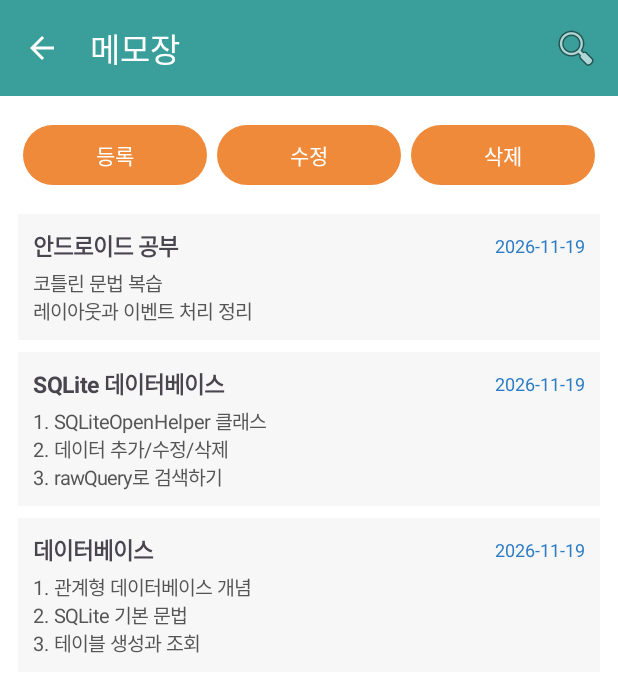
After one commit to Jeonghanbee0652/Kotlin-Android, an Android app: the MemoActivity screen opened directly, with no data from a screen before it, on a phone screen of 412 x 824 dp. The commit adds this screen. Shown: the top 692 px of the screen. Run offline under Robolectric (Android 15) with nearby library versions, the phone set to English and light mode, and no system bars.

Commit message:
10번 문제 완료

```diff
--- a/BookMarket/app/src/main/AndroidManifest.xml
+++ b/BookMarket/app/src/main/AndroidManifest.xml
@@ -27,6 +27,7 @@
         <activity android:name=".CartActivity" />
         <activity android:name=".ShippingActivity" />
         <activity android:name=".OrderActivity" />
+        <activity android:name=".MemoActivity" />
     </application>
 
 </manifest>
--- /dev/null
+++ b/BookMarket/app/src/main/java/com/example/bookmarket/MemoActivity.kt
@@ -0,0 +1,216 @@
+package com.example.bookmarket
+
+import android.graphics.Typeface
+import android.os.Bundle
+import android.view.Gravity
+import android.view.Menu
+import android.view.View
+import android.view.ViewGroup
+import android.widget.Button
+import android.widget.EditText
+import android.widget.LinearLayout
+import android.widget.TextView
+import android.widget.Toast
+import androidx.activity.enableEdgeToEdge
+import androidx.appcompat.app.AlertDialog
+import androidx.appcompat.app.AppCompatActivity
+import androidx.appcompat.widget.SearchView
+
+class MemoActivity : AppCompatActivity() {
+
+    private lateinit var dbHelper: MemoDbHelper
+    private lateinit var memoContainer: LinearLayout
+    private lateinit var tvSearchInfo: TextView
+
+    private var keyword = ""            // 현재 검색어
+    private var selectedMemo: Memo? = null  // 선택한 메모 (수정/삭제 대상)
+
+    override fun onCreate(savedInstanceState: Bundle?) {
+        super.onCreate(savedInstanceState)
+        enableEdgeToEdge()
+        setContentView(R.layout.activity_memo)
+        applyEdgeInsets()
+        setupToolbar("메모장", true)
+
+        dbHelper = MemoDbHelper(this)
+        memoContainer = findViewById(R.id.memoContainer)
+        tvSearchInfo = findViewById(R.id.tvSearchInfo)
+
+        findViewById<Button>(R.id.btnAdd).setOnClickListener {
+            showMemoDialog(null)
+        }
+
+        findViewById<Button>(R.id.btnEdit).setOnClickListener {
+            val memo = selectedMemo
+            if (memo == null) {
+                Toast.makeText(this, "수정할 메모를 먼저 선택하세요", Toast.LENGTH_SHORT).show()
+            } else {
+                showMemoDialog(memo)
+            }
+        }
+
+        findViewById<Button>(R.id.btnDelete).setOnClickListener {
+            val memo = selectedMemo
+            if (memo == null) {
+                Toast.makeText(this, "삭제할 메모를 먼저 선택하세요", Toast.LENGTH_SHORT).show()
+            } else {
+                AlertDialog.Builder(this)
+                    .setTitle("메모 삭제")
+                    .setMessage("'${memo.title}' 메모를 삭제하시겠습니까?")
+                    .setNegativeButton("아니요", null)
+                    .setPositiveButton("예") { _, _ ->
+                        dbHelper.delete(memo.id)
+                        selectedMemo = null
+                        showMemos()
+                        Toast.makeText(this, "삭제했습니다", Toast.LENGTH_SHORT).show()
+                    }
+                    .show()
+            }
+        }
+
+        showMemos()
+    }
+
+    // 앱 바에 검색 액션 버튼 추가
+    override fun onCreateOptionsMenu(menu: Menu): Boolean {
+        menuInflater.inflate(R.menu.menu_memo, menu)
+        val searchView = menu.findItem(R.id.menuSearch).actionView as SearchView
+        searchView.queryHint = "검색어를 입력하세요"
+        searchView.setOnQueryTextListener(object : SearchView.OnQueryTextListener {
+            // 검색 버튼(키보드 엔터)을 눌렀을 때
+            override fun onQueryTextSubmit(query: String?): Boolean {
+                keyword = query ?: ""
+                showMemos()
+                searchView.clearFocus()
+                return true
+            }
+
+            // 검색어가 바뀔 때마다 바로 검색
+            override fun onQueryTextChange(newText: String?): Boolean {
+                keyword = newText ?: ""
+                showMemos()
+                return true
+            }
+        })
+        return true
+    }
+
+    // 데이터베이스에서 메모를 읽어 화면에 출력
+    private fun showMemos() {
+        val memos = dbHelper.getMemos(keyword)
+        memoContainer.removeAllViews()
+
+        if (keyword.isBlank()) {
+            tvSearchInfo.visibility = View.GONE
+        } else {
+            tvSearchInfo.visibility = View.VISIBLE
+            tvSearchInfo.text = "'$keyword' 검색 결과: ${memos.size}건"
+        }
+
+        if (memos.isEmpty()) {
+            val tvEmpty = TextView(this)
+            tvEmpty.text = "메모가 없습니다."
+            tvEmpty.setPadding(dp(8), dp(24), dp(8), 0)
+            memoContainer.addView(tvEmpty)
+        }
+
+        for (memo in memos) {
+            memoContainer.addView(makeMemoItem(memo))
+        }
+    }
+
+    // 메모 한 개 화면 (제목 + 날짜 + 내용)
+    private fun makeMemoItem(memo: Memo): LinearLayout {
+        val item = LinearLayout(this)
+        item.orientation = LinearLayout.VERTICAL
+        item.setPadding(dp(10), dp(10), dp(10), dp(10))
+        val params = LinearLayout.LayoutParams(
+            ViewGroup.LayoutParams.MATCH_PARENT, ViewGroup.LayoutParams.WRAP_CONTENT
+        )
+        params.setMargins(0, dp(4), 0, dp(4))
+        item.layoutParams = params
+
+        // 선택한 메모 또는 검색 결과는 주황색 배경으로 강조
+        val isSelected = selectedMemo?.id == memo.id
+        when {
+            isSelected -> item.setBackgroundColor(0xFFFBD9B0.toInt())
+            keyword.isNotBlank() -> item.setBackgroundColor(0xFFFDEBD3.toInt())
+            else -> item.setBackgroundColor(0xFFF7F7F7.toInt())
+        }
+
+        val top = LinearLayout(this)
+        top.orientation = LinearLayout.HORIZONTAL
+        top.gravity = Gravity.CENTER_VERTICAL
+
+        val tvTitle = TextView(this)
+        tvTitle.text = memo.title
+        tvTitle.textSize = 15f
+        tvTitle.setTypeface(tvTitle.typeface, Typeface.BOLD)
+        tvTitle.layoutParams = LinearLayout.LayoutParams(0, ViewGroup.LayoutParams.WRAP_CONTENT, 1f)
+        top.addView(tvTitle)
+
+        val tvDate = TextView(this)
+        tvDate.text = memo.date
+        tvDate.textSize = 12f
+        tvDate.setTextColor(0xFF2B7CC4.toInt())
+        top.addView(tvDate)
+
+        item.addView(top)
+
+        val tvContent = TextView(this)
+        tvContent.text = memo.content
+        tvContent.textSize = 13f
+        tvContent.setTextColor(0xFF555555.toInt())
+        tvContent.setPadding(0, dp(4), 0, 0)
+        item.addView(tvContent)
+
+        // 누르면 선택 / 다시 누르면 선택 해제
+        item.setOnClickListener {
+            selectedMemo = if (isSelected) null else memo
+            showMemos()
+        }
+        return item
+    }
+
+    // 메모 등록(memo == null) / 수정 대화상자
+    private fun showMemoDialog(memo: Memo?) {
+        val layout = LinearLayout(this)
+        layout.orientation = LinearLayout.VERTICAL
+        layout.setPadding(dp(20), dp(8), dp(20), 0)
+
+        val edtTitle = EditText(this)
+        edtTitle.hint = "제목"
+        edtTitle.setText(memo?.title ?: "")
+        layout.addView(edtTitle)
+
+        val edtContent = EditText(this)
+        edtContent.hint = "내용"
+        edtContent.minLines = 3
+        edtContent.gravity = Gravity.TOP
+        edtContent.setText(memo?.content ?: "")
+        layout.addView(edtContent)
+
+        AlertDialog.Builder(this)
+            .setTitle(if (memo == null) "메모 등록" else "메모 수정")
+            .setView(layout)
+            .setNegativeButton("취소", null)
+            .setPositiveButton("저장") { _, _ ->
+                val title = edtTitle.text.toString().trim()
+                val content = edtContent.text.toString().trim()
+                if (title.isEmpty()) {
+                    Toast.makeText(this, "제목을 입력하세요", Toast.LENGTH_SHORT).show()
+                    return@setPositiveButton
+                }
+                if (memo == null) {
+                    dbHelper.insert(title, content)
+                    Toast.makeText(this, "등록했습니다", Toast.LENGTH_SHORT).show()
+                } else {
+                    dbHelper.update(memo.id, title, content)
+                    selectedMemo = null
+                    Toast.makeText(this, "수정했습니다", Toast.LENGTH_SHORT).show()
+                }
+                showMemos()
+            }
+            .show()
+    }
+}
--- /dev/null
+++ b/BookMarket/app/src/main/java/com/example/bookmarket/MemoDbHelper.kt
@@ -0,0 +1,84 @@
+package com.example.bookmarket
+
+import android.content.ContentValues
+import android.content.Context
+import android.database.sqlite.SQLiteDatabase
+import android.database.sqlite.SQLiteOpenHelper
+import java.text.SimpleDateFormat
+import java.util.Date
+import java.util.Locale
+
+// 메모 한 개
+data class Memo(val id: Long, val title: String, val content: String, val date: String)
+
+// SQLite 데이터베이스 (memo.db 파일, memo 테이블)
+class MemoDbHelper(context: Context) : SQLiteOpenHelper(context, "memo.db", null, 1) {
+
+    override fun onCreate(db: SQLiteDatabase) {
+        db.execSQL(
+            "CREATE TABLE memo (" +
+                    "_id INTEGER PRIMARY KEY AUTOINCREMENT, " +
+                    "title TEXT, content TEXT, date TEXT)"
+        )
+        // 처음 실행할 때 보여줄 예시 메모 3개
+        insertSample(db, "데이터베이스", "1. 관계형 데이터베이스 개념\n2. SQLite 기본 문법\n3. 테이블 생성과 조회")
+        insertSample(db, "SQLite 데이터베이스", "1. SQLiteOpenHelper 클래스\n2. 데이터 추가/수정/삭제\n3. rawQuery로 검색하기")
+        insertSample(db, "안드로이드 공부", "코틀린 문법 복습\n레이아웃과 이벤트 처리 정리")
+    }
+
+    override fun onUpgrade(db: SQLiteDatabase, oldVersion: Int, newVersion: Int) {
+        db.execSQL("DROP TABLE IF EXISTS memo")
+        onCreate(db)
+    }
+
+    private fun insertSample(db: SQLiteDatabase, title: String, content: String) {
+        val values = ContentValues()
+        values.put("title", title)
+        values.put("content", content)
+        values.put("date", today())
+        db.insert("memo", null, values)
+    }
+
+    // 메모 목록 가져오기 (keyword가 있으면 제목/내용에서 검색)
+    fun getMemos(keyword: String): List<Memo> {
+        val list = mutableListOf<Memo>()
+        val cursor = if (keyword.isBlank()) {
+            readableDatabase.rawQuery(
+                "SELECT _id, title, content, date FROM memo ORDER BY _id DESC", null
+            )
+        } else {
+            readableDatabase.rawQuery(
+                "SELECT _id, title, content, date FROM memo " +
+                        "WHERE title LIKE ? OR content LIKE ? ORDER BY _id DESC",
+                arrayOf("%$keyword%", "%$keyword%")
+            )
+        }
+        while (cursor.moveToNext()) {
+            list.add(Memo(cursor.getLong(0), cursor.getString(1), cursor.getString(2), cursor.getString(3)))
+        }
+        cursor.close()
+        return list
+    }
+
+    fun insert(title: String, content: String) {
+        val values = ContentValues()
+        values.put("title", title)
+        values.put("content", content)
+        values.put("date", today())
+        writableDatabase.insert("memo", null, values)
+    }
+
+    fun update(id: Long, title: String, content: String) {
+        val values = ContentValues()
+        values.put("title", title)
+        values.put("content", content)
+        values.put("date", today())
+        writableDatabase.update("memo", values, "_id = ?", arrayOf(id.toString()))
+    }
+
+    fun delete(id: Long) {
+        writableDatabase.delete("memo", "_id = ?", arrayOf(id.toString()))
+    }
+
+    private fun today(): String = SimpleDateFormat("yyyy-MM-dd", Locale.KOREA).format(Date())
+}
--- /dev/null
+++ b/BookMarket/app/src/main/res/layout/activity_memo.xml
@@ -0,0 +1,77 @@
+<?xml version="1.0" encoding="utf-8"?>
+<LinearLayout xmlns:android="http://schemas.android.com/apk/res/android"
+    xmlns:app="http://schemas.android.com/apk/res-auto"
+    android:id="@+id/main"
+    android:layout_width="match_parent"
+    android:layout_height="match_parent"
+    android:background="@color/teal"
+    android:orientation="vertical">
+
+    <include layout="@layout/app_toolbar" />
+
+    <LinearLayout
+        android:layout_width="match_parent"
+        android:layout_height="0dp"
+        android:layout_weight="1"
+        android:background="#FFFFFFFF"
+        android:orientation="vertical"
+        android:padding="12dp">
+
+        <!-- 등록 / 수정 / 삭제 버튼 -->
+        <LinearLayout
+            android:layout_width="match_parent"
+            android:layout_height="wrap_content"
+            android:orientation="horizontal">
+
+            <Button
+                android:id="@+id/btnAdd"
+                android:layout_width="0dp"
+                android:layout_height="wrap_content"
+                android:layout_margin="3dp"
+                android:layout_weight="1"
+                android:text="등록"
+                app:backgroundTint="@color/orange" />
+
+            <Button
+                android:id="@+id/btnEdit"
+                android:layout_width="0dp"
+                android:layout_height="wrap_content"
+                android:layout_margin="3dp"
+                android:layout_weight="1"
+                android:text="수정"
+                app:backgroundTint="@color/orange" />
+
+            <Button
+                android:id="@+id/btnDelete"
+                android:layout_width="0dp"
+                android:layout_height="wrap_content"
+                android:layout_margin="3dp"
+                android:layout_weight="1"
+                android:text="삭제"
+                app:backgroundTint="@color/orange" />
+        </LinearLayout>
+
+        <!-- 검색 중일 때만 보이는 안내 문구 -->
+        <TextView
+            android:id="@+id/tvSearchInfo"
+            android:layout_width="match_parent"
+            android:layout_height="wrap_content"
+            android:layout_marginTop="6dp"
+            android:textColor="@color/red_text"
+            android:textSize="13sp"
+            android:visibility="gone" />
+
+        <ScrollView
+            android:layout_width="match_parent"
+            android:layout_height="0dp"
+            android:layout_marginTop="8dp"
+            android:layout_weight="1">
+
+            <LinearLayout
+                android:id="@+id/memoContainer"
+                android:layout_width="match_parent"
+                android:layout_height="wrap_content"
+                android:orientation="vertical" />
+        </ScrollView>
+    </LinearLayout>
+</LinearLayout>
--- /dev/null
+++ b/BookMarket/app/src/main/res/menu/menu_memo.xml
@@ -0,0 +1,11 @@
+<?xml version="1.0" encoding="utf-8"?>
+<!-- 메모장 앱 바의 검색 액션 버튼 -->
+<menu xmlns:android="http://schemas.android.com/apk/res/android"
+    xmlns:app="http://schemas.android.com/apk/res-auto">
+    <item
+        android:id="@+id/menuSearch"
+        android:icon="@android:drawable/ic_menu_search"
+        android:title="검색"
+        app:actionViewClass="androidx.appcompat.widget.SearchView"
+        app:showAsAction="always|collapseActionView" />
+</menu>
```
Also changed, not shown: BookMarket/app/src/main/java/com/example/bookmarket/MenuActivity.kt (+6 -2 lines).
